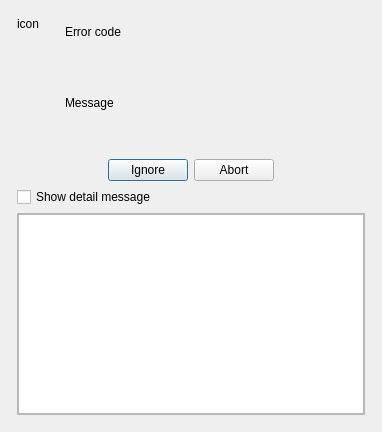
This is App/Ui/MessageDialog.ui in paolodestefani/pySagra as Qt 5 draws it before an edit. The edited form follows.
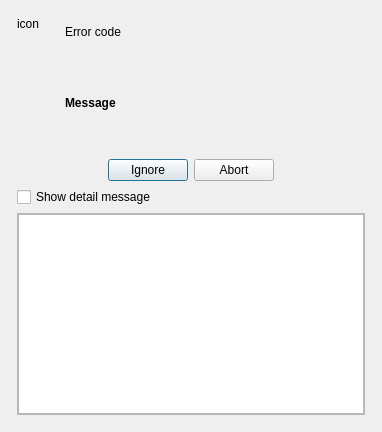
This is the edited form.

What changed in the file:
```diff
--- a/App/Ui/MessageDialog.ui
+++ b/App/Ui/MessageDialog.ui
@@ -5,6 +5,14 @@
   <property name="windowModality">
    <enum>Qt::WindowModality::ApplicationModal</enum>
   </property>
+  <property name="geometry">
+   <rect>
+    <x>0</x>
+    <y>0</y>
+    <width>399</width>
+    <height>461</height>
+   </rect>
+  </property>
   <property name="windowTitle">
    <string>Dialog</string>
   </property>
@@ -108,9 +116,17 @@
              <height>100</height>
             </size>
            </property>
+           <property name="font">
+            <font>
+             <bold>true</bold>
+            </font>
+           </property>
            <property name="text">
             <string>Message</string>
            </property>
+           <property name="textFormat">
+            <enum>Qt::TextFormat::MarkdownText</enum>
+           </property>
            <property name="wordWrap">
             <bool>true</bool>
            </property>
```
Left out of the diff: 13 changed lines with no effect on the pictures.
